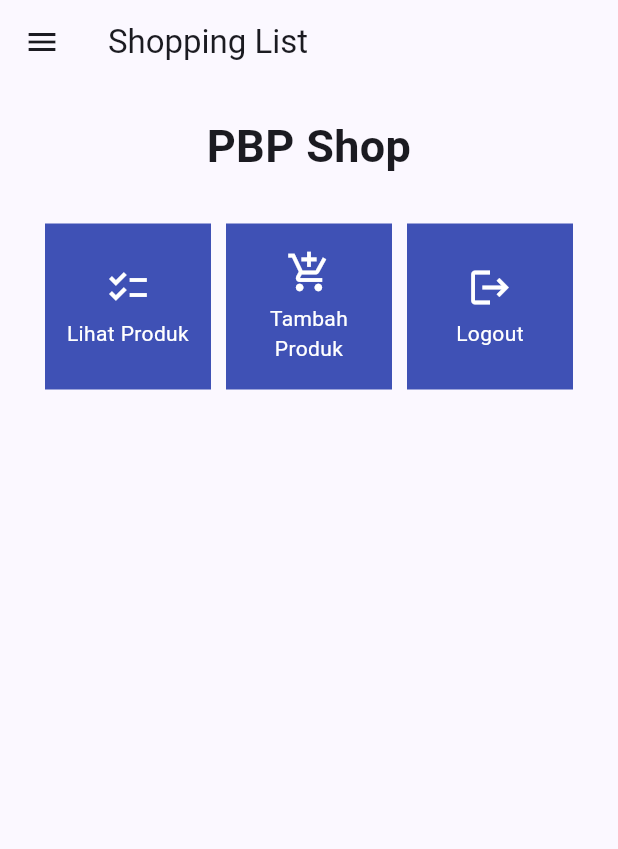
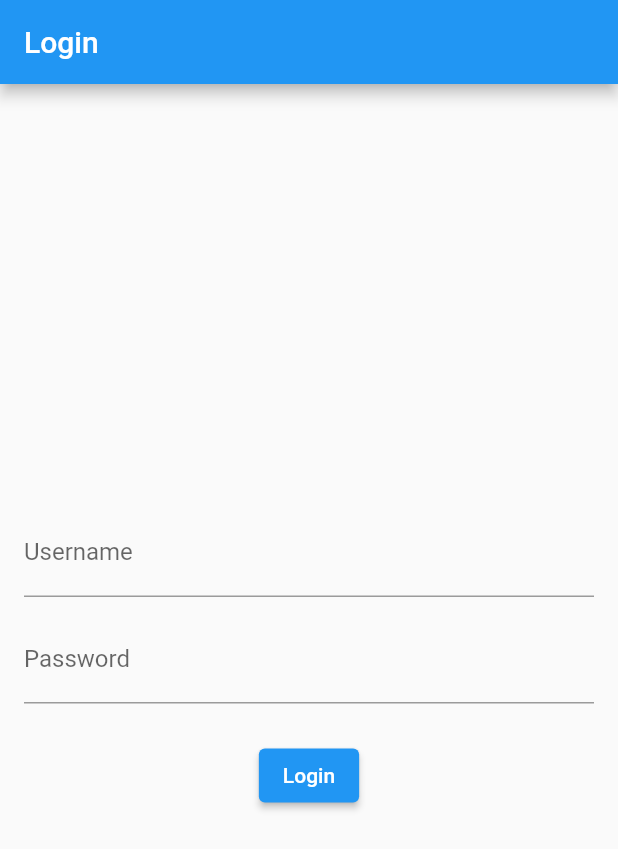
Before and after one commit to tajreee/shopping-list-mobile, a Flutter app: the screen it shows after launch, on a phone screen of 412 x 824 dp. Shown: the top 849 px of the screen. Run offline on Flutter 3.47's test engine with Material 2 defaults, Android fonts, the phone set to English and light mode, and no system bars; missing offline and left inert: pbp_django_auth.

Commit message:
tutorial 8 done

```diff
--- a/lib/main.dart
+++ b/lib/main.dart
@@ -1,38 +1,30 @@
 import 'package:flutter/material.dart';
-import 'package:shopping_list/screens/menu.dart';
+import 'package:shopping_list/screens/login.dart';
+import 'package:pbp_django_auth/pbp_django_auth.dart';
+import 'package:provider/provider.dart';
 
 void main() {
   runApp(const MyApp());
 }
 
 class MyApp extends StatelessWidget {
-  const MyApp({super.key});
+    const MyApp({Key? key}) : super(key: key);
 
-  // This widget is the root of your application.
     @override
     Widget build(BuildContext context) {
-    return MaterialApp(
-      title: 'Flutter Demo',
+        return Provider(
+            create: (_) {
+                CookieRequest request = CookieRequest();
+                return request;
+            },
+            child: MaterialApp(
+                title: 'Flutter App',
                 theme: ThemeData(
-        // This is the theme of your application.
-        //
-        // TRY THIS: Try running your application with "flutter run". You'll see
-        // the application has a blue toolbar. Then, without quitting the app,
-        // try changing the seedColor in the colorScheme below to Colors.green
-        // and then invoke "hot reload" (save your changes or press the "hot
-        // reload" button in a Flutter-supported IDE, or press "r" if you used
-        // the command line to start the app).
-        //
-        // Notice that the counter didn't reset back to zero; the application
-        // state is not lost during the reload. To reset the state, use hot
-        // restart instead.
-        //
-        // This works for code too, not just values: Most code changes can be
-        // tested with just a hot reload.
                     colorScheme: ColorScheme.fromSeed(seedColor: Colors.indigo),
                     useMaterial3: true,
                 ),
-      home: MyHomePage(),
+                home: const LoginApp(),
+            ),
         );
     }
 }
--- /dev/null
+++ b/lib/screens/login.dart
@@ -0,0 +1,114 @@
+import 'package:shopping_list/screens/menu.dart';
+import 'package:flutter/material.dart';
+import 'package:pbp_django_auth/pbp_django_auth.dart';
+import 'package:provider/provider.dart';
+
+void main() {
+    runApp(const LoginApp());
+}
+
+class LoginApp extends StatelessWidget {
+const LoginApp({super.key});
+
+@override
+Widget build(BuildContext context) {
+    return MaterialApp(
+        title: 'Login',
+        theme: ThemeData(
+            primarySwatch: Colors.blue,
+    ),
+    home: const LoginPage(),
+    );
+    }
+}
+
+class LoginPage extends StatefulWidget {
+    const LoginPage({super.key});
+
+    @override
+    _LoginPageState createState() => _LoginPageState();
+}
+
+class _LoginPageState extends State<LoginPage> {
+    final TextEditingController _usernameController = TextEditingController();
+    final TextEditingController _passwordController = TextEditingController();
+
+    @override
+    Widget build(BuildContext context) {
+        final request = context.watch<CookieRequest>();
+        return Scaffold(
+            appBar: AppBar(
+                title: const Text('Login'),
+            ),
+            body: Container(
+                padding: const EdgeInsets.all(16.0),
+                child: Column(
+                    mainAxisAlignment: MainAxisAlignment.center,
+                    children: [
+                        TextField(
+                            controller: _usernameController,
+                            decoration: const InputDecoration(
+                                labelText: 'Username',
+                            ),
+                        ),
+                        const SizedBox(height: 12.0),
+                        TextField(
+                            controller: _passwordController,
+                            decoration: const InputDecoration(
+                                labelText: 'Password',
+                            ),
+                            obscureText: true,
+                        ),
+                        const SizedBox(height: 24.0),
+                        ElevatedButton(
+                            onPressed: () async {
+                                String username = _usernameController.text;
+                                String password = _passwordController.text;
+
+                                // Cek kredensial
+                                // TODO: Ganti URL dan jangan lupa tambahkan trailing slash (/) di akhir URL!
+                                // Untuk menyambungkan Android emulator dengan Django pada localhost,
+                                // gunakan URL http://10.0.2.2/
+                                final response = await request.login("http://127.0.0.1:8000/auth/login/", {
+                                  'username': username,
+                                  'password': password,
+                                });
+
+                                if (request.loggedIn) {
+                                    String message = response['message'];
+                                    String uname = response['username'];
+                                    Navigator.pushReplacement(
+                                        context,
+                                        MaterialPageRoute(builder: (context) => MyHomePage()),
+                                    );
+                                    ScaffoldMessenger.of(context)
+                                        ..hideCurrentSnackBar()
+                                        ..showSnackBar(
+                                            SnackBar(content: Text("$message Selamat datang, $uname.")));
+                                    } else {
+                                    showDialog(
+                                        context: context,
+                                        builder: (context) => AlertDialog(
+                                            title: const Text('Login Gagal'),
+                                            content:
+                                                Text(response['message']),
+                                            actions: [
+                                                TextButton(
+                                                    child: const Text('OK'),
+                                                    onPressed: () {
+                                                        Navigator.pop(context);
+                                                    },
+                                                ),
+                                            ],
+                                        ),
+                                    );
+                                }
+                            },
+                            child: const Text('Login'),
+                        ),
+                    ],
+                ),
+            ),
+        );
+    }
+}
--- a/pubspec.yaml
+++ b/pubspec.yaml
@@ -35,6 +35,9 @@ dependencies:
   # The following adds the Cupertino Icons font to your application.
   # Use with the CupertinoIcons class for iOS style icons.
   cupertino_icons: ^1.0.2
+  http: ^0.13.0
+  provider: ^6.1.1
+  pbp_django_auth: ^0.3.1
 
 dev_dependencies:
   flutter_test:
```
Also changed, not shown: lib/models/product.dart (added, +65 -0 lines), lib/screens/list_product.dart (added, +91 -0 lines), lib/screens/shopping_form.dart (+35 -31 lines), lib/widgets/left_drawer.dart (+12 -0 lines), lib/widgets/shop_card.dart (+30 -1 lines), pubspec.lock, 2 other files. Lines whose indentation alone changed are shown as unchanged.
